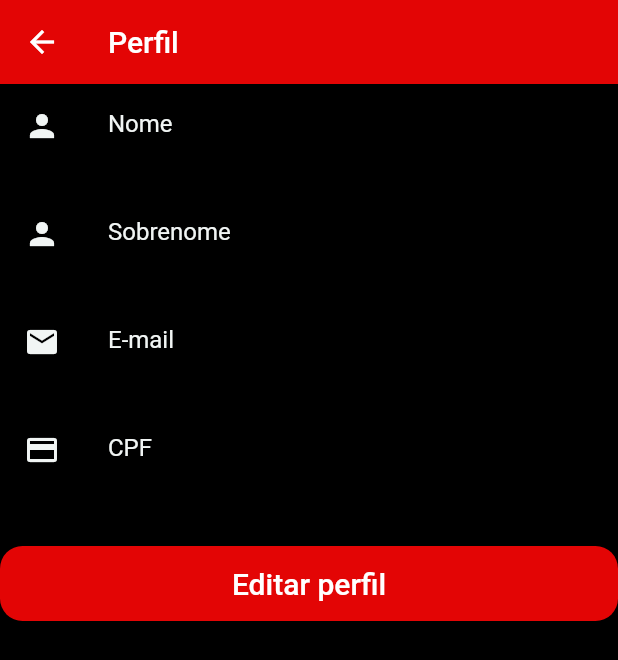
After one commit to viktorsht/Projeto-Enne, a Flutter app: the ProfileScreen screen opened directly, on a phone screen of 412 x 824 dp. The commit adds this screen. Shown: the top 660 px of the screen. Run offline on Flutter 3.47's test engine with Material 2 defaults, Android fonts, the phone set to English and light mode, and no system bars; our stand-ins replace table_calendar; missing offline and left inert: flutter_awesome_alert_box; Roboto replaces fonts that are missing (Nunito Sans).

Commit message:
Alteração no cadastro, login e criação do perfil do usuário

```diff
--- /dev/null
+++ b/lib/ip_api.dart
@@ -0,0 +1,3 @@
+class IpApi{
+  static const myIp = '10.0.0.16';
+}
--- a/lib/views/content/cadastre_user.dart
+++ b/lib/views/content/cadastre_user.dart
@@ -3,6 +3,7 @@ import 'package:enne_barbearia/views/content/register_user_completed.dart';
 import 'package:flutter/material.dart';
 import 'package:http/http.dart' as http;
 
+import '../../ip_api.dart';
 import '../../models/validaCPF.dart';
 //import 'content/app_button.dart';
 
@@ -14,7 +15,7 @@ class Register extends StatefulWidget {
 }
 
 Future<int> submitRegisterUserApi(var nome, var snome, var email, var cpf, var password, var level, var addr, var social) async {
-  const myIp = '10.0.0.16';
+  const myIp = IpApi.myIp;
   const String apiUrl = "http://$myIp/phpApi/public_html/api/registerUser/";
   String parametros = 'name=$nome&surname=$snome&email=$email&cpf=$cpf&password=$password&fk_level=$level&fk_address=$addr&fk_social=$social';
   try {
--- /dev/null
+++ b/lib/views/content/profile_screen.dart
@@ -0,0 +1,130 @@
+import 'package:enne_barbearia/models/userActive.dart';
+import 'package:enne_barbearia/views/theme/app_colors.dart';
+import 'package:flutter/material.dart';
+
+class ProfileScreen extends StatefulWidget {
+  const ProfileScreen({super.key});
+
+  @override
+  _ProfileScreenState createState() => _ProfileScreenState();
+}
+
+class _ProfileScreenState extends State<ProfileScreen> {
+  bool _editMode = false;
+  final TextEditingController _nameController = TextEditingController();
+  final TextEditingController _emailController = TextEditingController();
+  final TextEditingController _sobrenomeController = TextEditingController();
+  final TextEditingController _cpfController = TextEditingController();
+  final TextEditingController _senhaController = TextEditingController();
+
+  final ButtonStyle theme_button_general = ElevatedButton.styleFrom(
+      backgroundColor: AppColors.secundaryColor,
+      minimumSize: Size(100, 50),
+      padding: EdgeInsets.symmetric(horizontal: 30),
+      shape: const RoundedRectangleBorder(
+        borderRadius: BorderRadius.all(Radius.circular(15)),
+      ),
+  );
+
+  @override
+  void initState() {
+    super.initState();
+    // Inicializa os controladores de texto com dados de exemplo
+    _nameController.text = UserActiveApp.nameUser;
+    _sobrenomeController.text = UserActiveApp.sobrenameUser;
+    _emailController.text = UserActiveApp.emailUser;
+    _cpfController.text = UserActiveApp.cpfUser;
+    _senhaController.text = UserActiveApp.senhaUser;
+  }
+
+
+  @override
+  Widget build(BuildContext context) {
+    return Scaffold(
+      backgroundColor: AppColors.primaryColor,
+      appBar: AppBar(
+        title: const Text('Perfil'),
+        backgroundColor: AppColors.secundaryColor,
+      ),
+      body: SingleChildScrollView(
+        child: Column(
+          crossAxisAlignment: CrossAxisAlignment.stretch,
+          children: <Widget>[
+            ListTile(
+              leading: const Icon(Icons.person, color: AppColors.textColor,),
+              title: const Text('Nome', style: TextStyle(color: AppColors.textColor),),
+              subtitle: _editMode ? TextFormField(
+                controller: _nameController, style: const TextStyle(color: AppColors.textColor),) : Text(
+                  _nameController.text, style: const TextStyle(color: AppColors.textColor),
+                  ),
+            ),
+            ListTile(
+              leading: const Icon(Icons.person, color: AppColors.textColor,),
+              title: const Text('Sobrenome', style: TextStyle(color: AppColors.textColor),),
+              subtitle: _editMode ? TextFormField(
+                controller: _sobrenomeController, style: const TextStyle(color: AppColors.textColor),) : Text(
+                  _sobrenomeController.text, style: TextStyle(color: AppColors.textColor),
+                  ),
+            ),
+            ListTile(
+              leading: const Icon(Icons.email, color: AppColors.textColor,),
+              title: const Text('E-mail', style: TextStyle(color: AppColors.textColor),),
+              subtitle: _editMode ? TextFormField(
+                controller: _emailController, style: TextStyle(color: AppColors.textColor),) : Text(
+                  _emailController.text, style: TextStyle(color: AppColors.textColor),),
+            ),
+            ListTile(
+              leading: const Icon(Icons.credit_card , color: AppColors.textColor,),
+              title: const Text('CPF', style: TextStyle(color: AppColors.textColor),),
+              subtitle: _editMode ? TextFormField(
+                controller: _cpfController, style: TextStyle(color: AppColors.textColor),) : Text(
+                  _cpfController.text, style: TextStyle(color: AppColors.textColor),),
+            ),
+            /*
+            ListTile(
+              leading: const Icon(Icons.password, color: AppColors.textColor,),
+              title: const Text('Senha', style: TextStyle(color: AppColors.textColor),),
+              subtitle: _editMode ? TextFormField(
+                obscureText: !_showPassword,
+                controller: _senhaController, style: const TextStyle(color: AppColors.textColor),)
+                : const Text('********', style: const TextStyle(color: AppColors.textColor),),
+              trailing: IconButton(
+              icon: Icon(_showPassword ? Icons.visibility : Icons.visibility_off, color: AppColors.textColor,),
+              onPressed: () {setState(() {_showPassword = !_showPassword;});},
+            ),
+            ),
+            */
+
+            const SizedBox(height: 20),
+            _editMode ? _buildSaveButton() : _buildEditButton(),
+          ],
+        ),
+      ),
+    );
+  }
+
+  Widget _buildEditButton() {
+    return ElevatedButton(
+      style: theme_button_general,
+      child: const Text('Editar perfil', style: TextStyle(fontSize: 20),),
+      onPressed: () {
+        setState(() {
+          _editMode = true;
+        });
+      },
+    );
+  }
+
+  Widget _buildSaveButton() {
+    return ElevatedButton(
+      style: theme_button_general,
+      child: const Text('Salvar', style: TextStyle(fontSize: 20),),
+      onPressed: () {
+        // Salvar dados atualizados em um banco de dados ou em um servidor
+        setState(() {
+          _editMode = false;
+        });
+      },
+    );
+  }
+}
--- a/pubspec.yaml
+++ b/pubspec.yaml
@@ -41,6 +41,7 @@ dependencies:
   get: ^4.6.5
   http: ^0.13.5
   flutter_awesome_alert_box: ^2.1.1
+  crypto: ^3.0.2
 
 dev_dependencies:
   flutter_test:
```
Also changed, not shown: lib/models/userActive.dart (+29 -9 lines), lib/views/content/cadastroUser.dart (deleted, +0 -128 lines), lib/views/content/content_page.dart (+6 -7 lines), lib/views/content/login_app.dart (+9 -1 lines), lib/views/content/navigation_bar.dart (+24 -5 lines), pubspec.lock.
